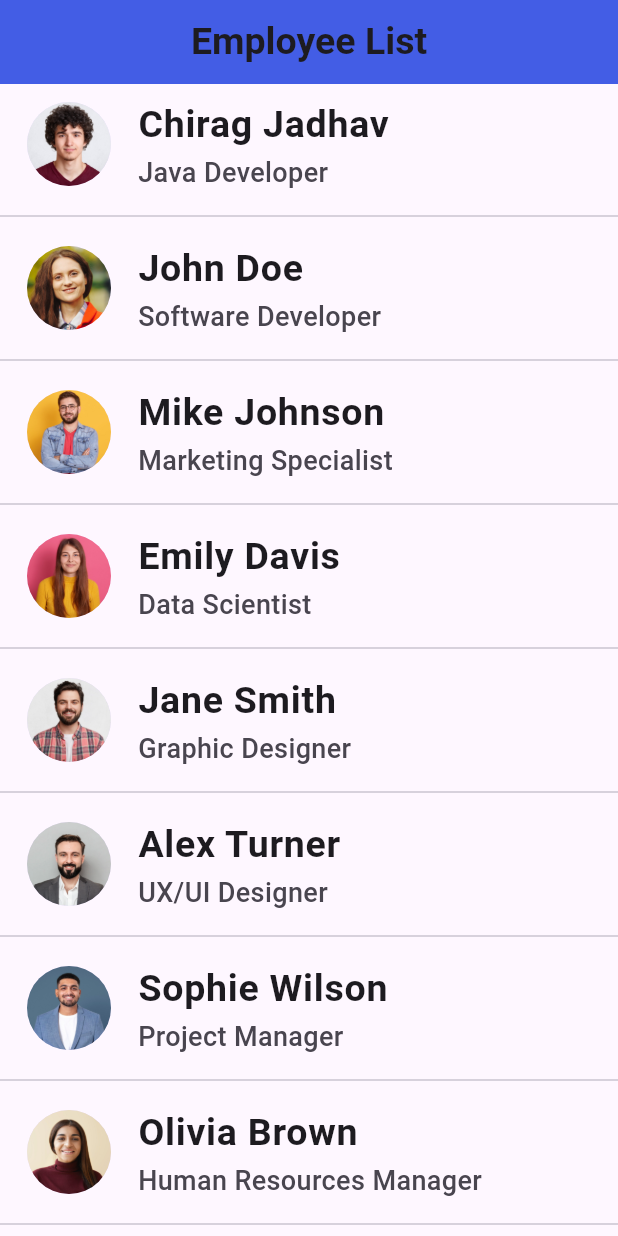
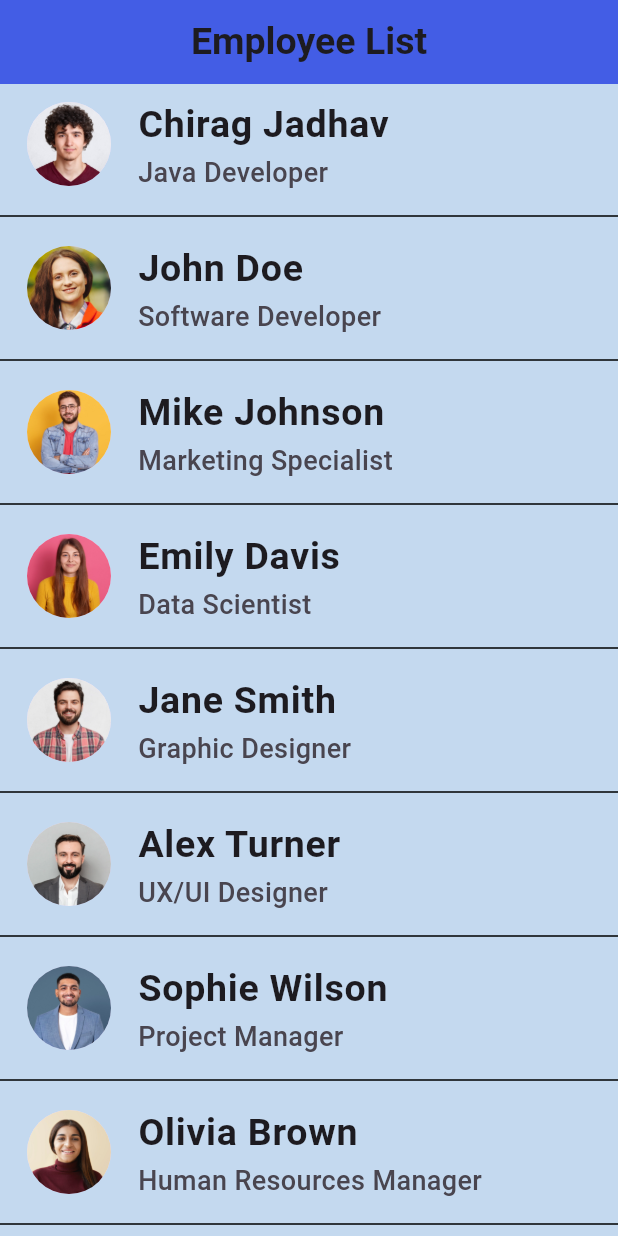
Before and after one commit to Chirag6189/ListView_in_flutter, a Flutter app: the screen it shows after launch, on a phone screen of 412 x 824 dp. Run offline on Flutter 3.47's test engine with Material 3 defaults, Android fonts, the phone set to English and light mode, and no system bars.

Commit message:
add backgroundColor and change divider Color

```diff
--- a/lib/main.dart
+++ b/lib/main.dart
@@ -25,6 +25,8 @@
             backgroundColor: Color.fromARGB(255, 67, 93, 229),
           ),
 
+          backgroundColor: Color.fromARGB(255, 196, 217, 239),
+
           body: ListView.separated(itemBuilder: (context, index) {
             return ListTile(
               leading: Container(
@@ -50,7 +52,7 @@
             );
 
           }, separatorBuilder: (context, index) {
-            return Divider(thickness: 1,);
+            return Divider(thickness: 1,color: Colors.black,);
           },
           itemCount: user_name.length,),
       ),
```
